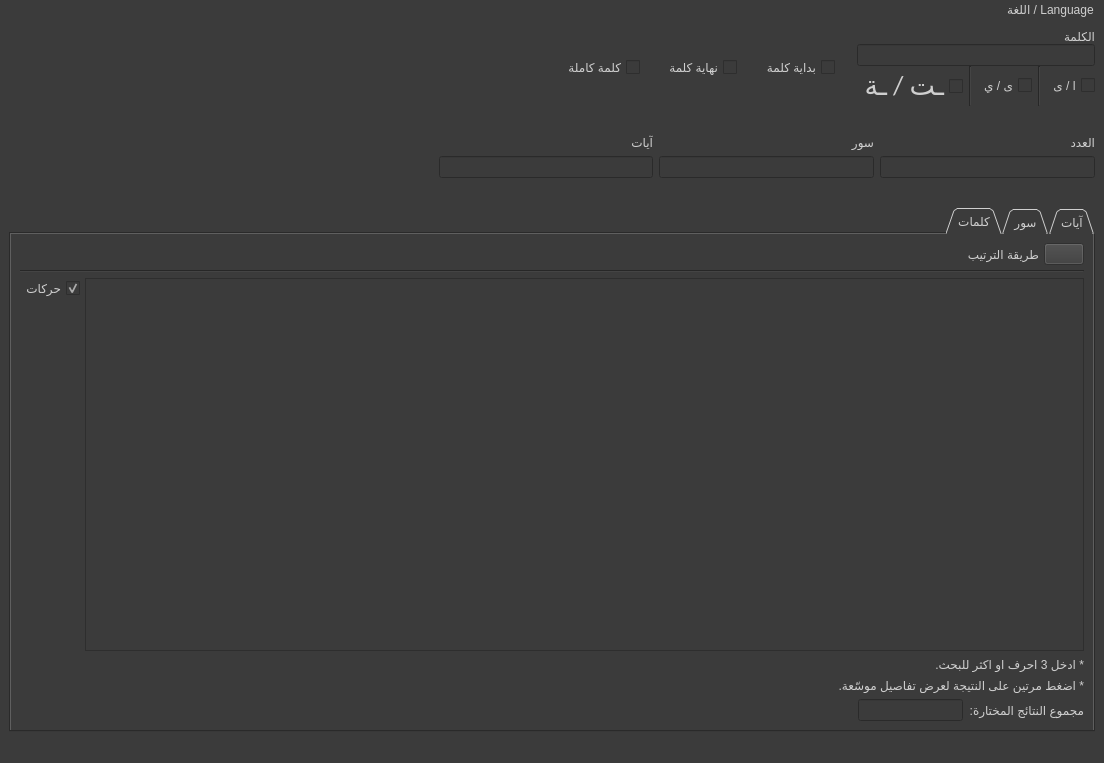
First picture: the form in gui/main_screen.ui, repository masalha-alaa/quran-counter, before the edit.
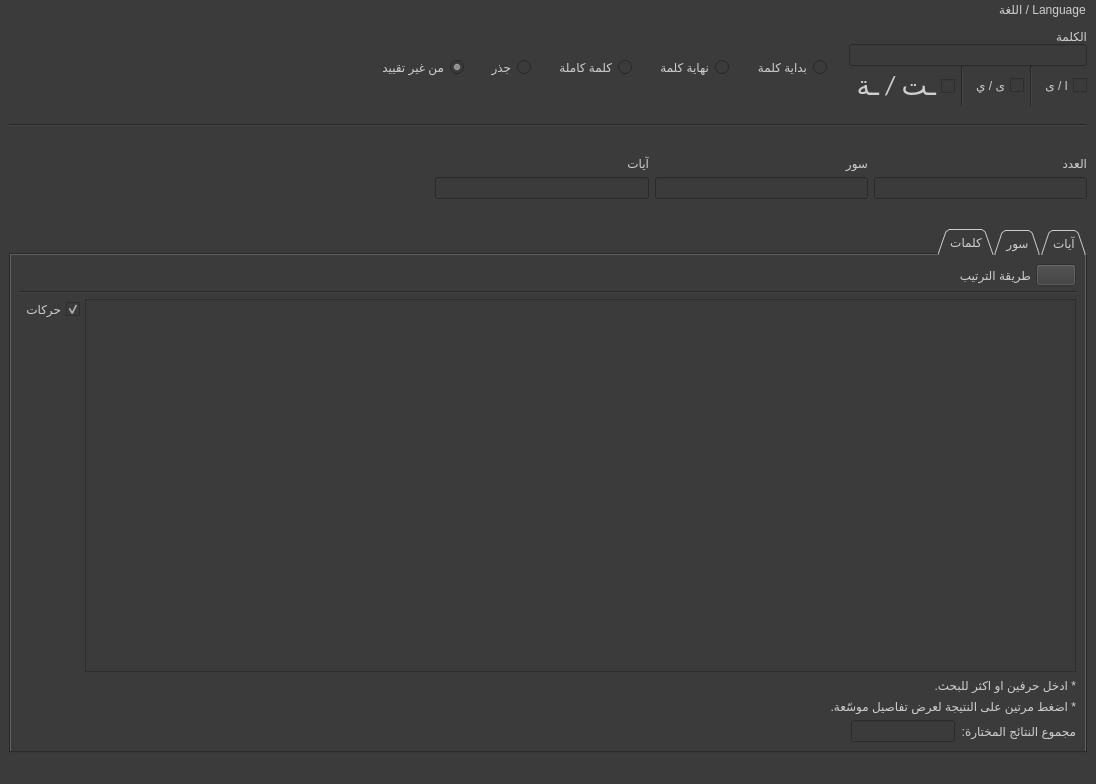
Second picture: the form after the edit. Icons and pictures are not drawn.

Commit message: Root finder and other improvements

Patch:
```diff
--- a/gui/main_screen.ui
+++ b/gui/main_screen.ui
@@ -6,8 +6,8 @@
    <rect>
     <x>0</x>
     <y>0</y>
-    <width>1104</width>
-    <height>763</height>
+    <width>1096</width>
+    <height>784</height>
    </rect>
   </property>
   <property name="windowTitle">
@@ -22,7 +22,7 @@
 font: 400 20pt &quot;Calibri&quot;;</string>
   </property>
   <widget class="QWidget" name="centralwidget">
-   <layout class="QVBoxLayout" name="verticalLayout_18" stretch="1,1,8">
+   <layout class="QVBoxLayout" name="verticalLayout_21" stretch="1,1,1,8">
     <property name="spacing">
      <number>18</number>
     </property>
@@ -162,7 +162,7 @@
          </spacer>
         </item>
         <item>
-         <widget class="QCheckBox" name="beginningOfWordCheckbox">
+         <widget class="QRadioButton" name="beginningOfWordRadioButton">
           <property name="toolTip">
            <string extracomment="Beginning of word"/>
           </property>
@@ -202,7 +202,7 @@
          </spacer>
         </item>
         <item>
-         <widget class="QCheckBox" name="endOfWordCheckbox">
+         <widget class="QRadioButton" name="endOfWordRadioButton">
           <property name="toolTip">
            <string extracomment="End of word"/>
           </property>
@@ -242,7 +242,7 @@
          </spacer>
         </item>
         <item>
-         <widget class="QCheckBox" name="fullWordcheckbox">
+         <widget class="QRadioButton" name="fullWordRadioButton">
           <property name="toolTip">
            <string extracomment="Full word"/>
           </property>
@@ -266,6 +266,89 @@
         </item>
        </layout>
       </item>
+      <item>
+       <layout class="QVBoxLayout" name="verticalLayout_19">
+        <item>
+         <spacer name="verticalSpacer_17">
+          <property name="orientation">
+           <enum>Qt::Vertical</enum>
+          </property>
+          <property name="sizeHint" stdset="0">
+           <size>
+            <width>20</width>
+            <height>40</height>
+           </size>
+          </property>
+         </spacer>
+        </item>
+        <item>
+         <widget class="QRadioButton" name="rootRadioButton">
+          <property name="text">
+           <string>جذر</string>
+          </property>
+          <attribute name="buttonGroup">
+           <string notr="true">searchOptionsButtonGroup</string>
+          </attribute>
+         </widget>
+        </item>
+        <item>
+         <spacer name="verticalSpacer_18">
+          <property name="orientation">
+           <enum>Qt::Vertical</enum>
+          </property>
+          <property name="sizeHint" stdset="0">
+           <size>
+            <width>20</width>
+            <height>40</height>
+           </size>
+          </property>
+         </spacer>
+        </item>
+       </layout>
+      </item>
+      <item>
+       <layout class="QVBoxLayout" name="verticalLayout_20">
+        <item>
+         <spacer name="verticalSpacer_19">
+          <property name="orientation">
+           <enum>Qt::Vertical</enum>
+          </property>
+          <property name="sizeHint" stdset="0">
+           <size>
+            <width>20</width>
+            <height>40</height>
+           </size>
+          </property>
+         </spacer>
+        </item>
+        <item>
+         <widget class="QRadioButton" name="noRestrictionsRadioButton">
+          <property name="text">
+           <string>من غير تقييد</string>
+          </property>
+          <property name="checked">
+           <bool>true</bool>
+          </property>
+          <attribute name="buttonGroup">
+           <string notr="true">searchOptionsButtonGroup</string>
+          </attribute>
+         </widget>
+        </item>
+        <item>
+         <spacer name="verticalSpacer_20">
+          <property name="orientation">
+           <enum>Qt::Vertical</enum>
+          </property>
+          <property name="sizeHint" stdset="0">
+           <size>
+            <width>20</width>
+            <height>40</height>
+           </size>
+          </property>
+         </spacer>
+        </item>
+       </layout>
+      </item>
       <item>
        <spacer name="horizontalSpacer">
         <property name="orientation">
@@ -281,6 +364,13 @@
       </item>
      </layout>
     </item>
+    <item>
+     <widget class="Line" name="line_6">
+      <property name="orientation">
+       <enum>Qt::Horizontal</enum>
+      </property>
+     </widget>
+    </item>
     <item>
      <layout class="QHBoxLayout" name="horizontalLayout_2" stretch="1,1,1,2">
       <property name="spacing">
@@ -863,7 +953,7 @@
            <string notr="true">font: italic 400 10pt &quot;Calibri&quot;;</string>
           </property>
           <property name="text">
-           <string>* ادخل 3 احرف او اكثر للبحث.</string>
+           <string>* ادخل حرفين او اكثر للبحث.</string>
           </property>
          </widget>
         </item>
@@ -922,7 +1012,7 @@
     <rect>
      <x>0</x>
      <y>0</y>
-     <width>1104</width>
+     <width>1096</width>
      <height>42</height>
     </rect>
    </property>
```
Left out of the diff: 20 changed lines with no effect on the pictures. The commit also changes 9 other files.
